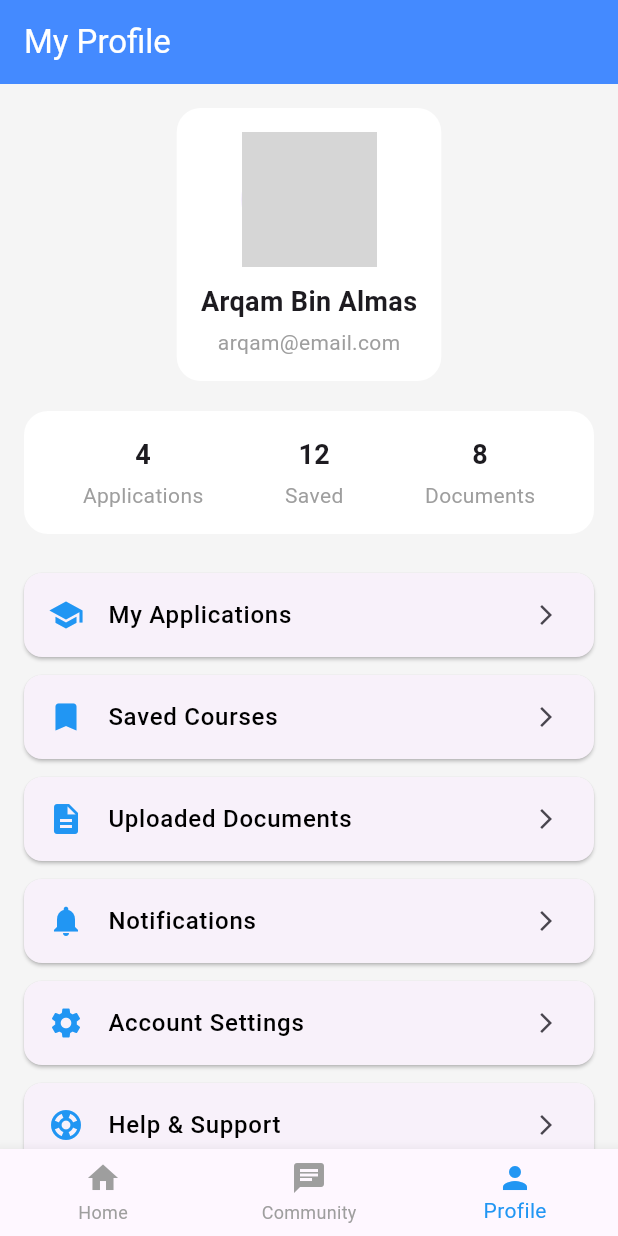
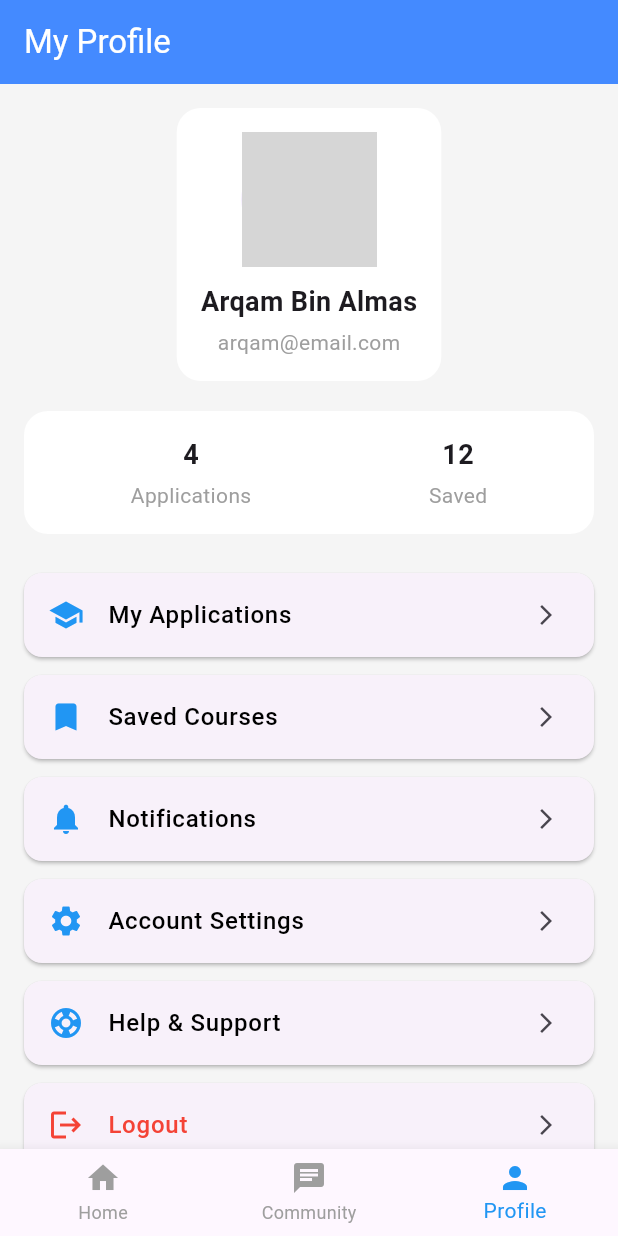
Before and after one commit to deadshoot333/bEDesh, a Flutter app: the screen it shows after launch, item 3 of the bottom bar chosen, on a phone screen of 412 x 824 dp. Run offline on Flutter 3.47's test engine with Material 3 defaults, Android fonts, the light colour scheme and no system bars; our stand-ins replace share_plus; grey boxes are pictures that could not be loaded.

Commit message:
Removed docs from profile

```diff
--- a/lib/ProfilePage.dart
+++ b/lib/ProfilePage.dart
@@ -71,7 +71,6 @@
                 children: const [
                   ProfileStat(label: "Applications", value: "4"),
                   ProfileStat(label: "Saved", value: "12"),
-                  ProfileStat(label: "Documents", value: "8"),
                 ],
               ),
             ),
@@ -81,7 +80,6 @@
             // Options List
             profileOption(icon: Icons.school, title: "My Applications"),
             profileOption(icon: Icons.bookmark, title: "Saved Courses"),
-            profileOption(icon: Icons.description, title: "Uploaded Documents"),
             profileOption(icon: Icons.notifications, title: "Notifications"),
             profileOption(icon: Icons.settings, title: "Account Settings"),
             profileOption(icon: Icons.support, title: "Help & Support"),
```
